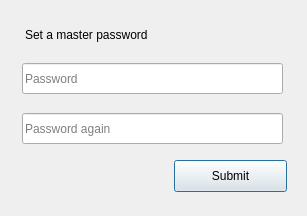
First picture: the form in forms/lockscreen.ui, repository jwdeitch/simplesafe, before the edit.
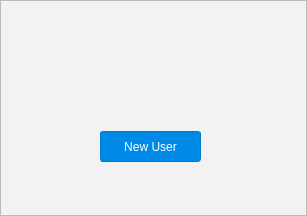
Second picture: the form after the edit. Icons and pictures are not drawn.

Diff of the .ui file:
```diff
--- a/forms/lockscreen.ui
+++ b/forms/lockscreen.ui
@@ -57,14 +57,91 @@
     <rect>
      <x>25</x>
      <y>15</y>
-     <width>151</width>
+     <width>251</width>
      <height>41</height>
     </rect>
    </property>
    <property name="text">
-    <string>&lt;html&gt;&lt;head/&gt;&lt;body&gt;&lt;p&gt;Set a master password&lt;/p&gt;&lt;/body&gt;&lt;/html&gt;</string>
+    <string>&lt;html&gt;&lt;head/&gt;&lt;body&gt;&lt;p&gt;Set a master password&lt;br/&gt;&lt;span style=&quot; font-size:small; color:#9e3236;&quot;&gt;This can never be recovered if lost!&lt;/span&gt;&lt;/p&gt;&lt;/body&gt;&lt;/html&gt;</string>
    </property>
   </widget>
+  <widget class="QFrame" name="greetingFrame">
+   <property name="geometry">
+    <rect>
+     <x>0</x>
+     <y>0</y>
+     <width>307</width>
+     <height>216</height>
+    </rect>
+   </property>
+   <property name="styleSheet">
+    <string notr="true">background-color: #F2F2F2;</string>
+   </property>
+   <property name="frameShape">
+    <enum>QFrame::StyledPanel</enum>
+   </property>
+   <property name="frameShadow">
+    <enum>QFrame::Raised</enum>
+   </property>
+   <widget class="QLabel" name="label">
+    <property name="geometry">
+     <rect>
+      <x>111</x>
+      <y>23</y>
+      <width>81</width>
+      <height>81</height>
+     </rect>
+    </property>
+    <property name="text">
+     <string/>
+    </property>
+    <property name="pixmap">
+     <pixmap resource="../resources.qrc">:/images/images/safe.png</pixmap>
+    </property>
+   </widget>
+   <widget class="QPushButton" name="newUserBtn">
+    <property name="geometry">
+     <rect>
+      <x>100</x>
+      <y>131</y>
+      <width>101</width>
+      <height>31</height>
+     </rect>
+    </property>
+    <property name="styleSheet">
+     <string notr="true">QPushButton#newUserBtn {
+	border-radius: 3;
+		color: white;
+		}
+		
+		QPushButton:enabled#newUserBtn {
+			background-color: #008AE8;
+				border: 1px solid #0079D4;
+				}
+				
+				QPushButton:hover#newUserBtn
+				{
+					background-color: #0078CA;
+						border: 1px solid #0079D4;
+						}
+						
+						QPushButton:focus#newUserBtn
+						{
+							background-color: #0078CA;
+								border: 1px solid #0079D4;
+								}
+								
+								QPushButton:disabled#newUserBtn
+								{
+									border: 1px solid #A0C2D9;
+										background-color: #ABCFE8;
+										}</string>
+    </property>
+    <property name="text">
+     <string>New User</string>
+    </property>
+   </widget>
+  </widget>
  </widget>
  <resources/>
  <connections/>
```
Left out of the diff: 12 changed lines with no effect on the pictures.
